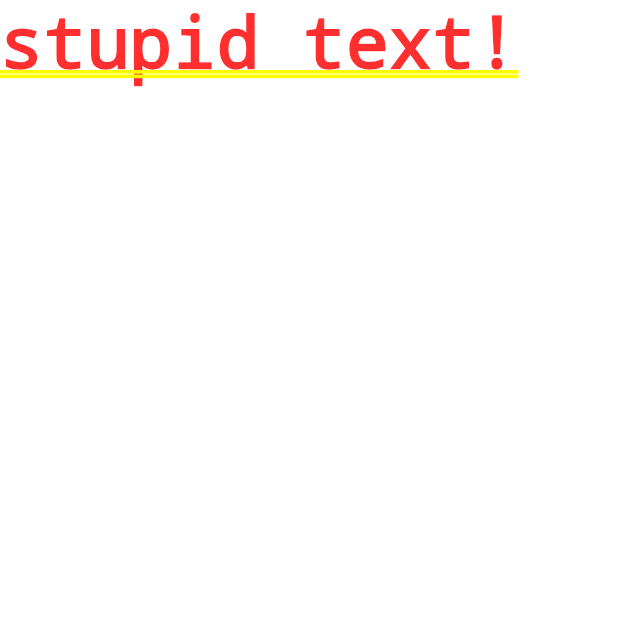
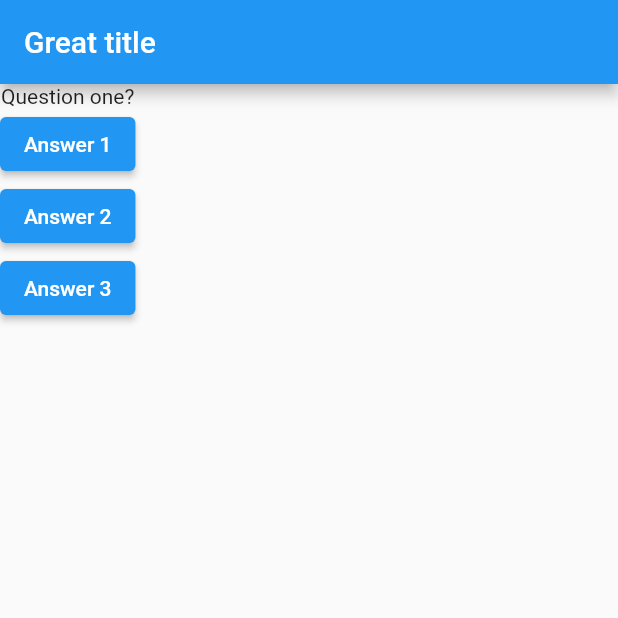
Before and after one commit to Cyber-Kakashi/flutter_complete_guide, a Flutter app: the screen it shows after launch, on a phone screen of 412 x 824 dp, the top half of it. Run offline on Flutter 3.47's test engine with Material 2 defaults, Android fonts, the phone set to English and light mode, and no system bars.

```diff
--- a/lib/main.dart
+++ b/lib/main.dart
@@ -4,10 +4,53 @@ void main() {
   runApp(MyApp());
 }
 
-class MyApp extends StatelessWidget {
+class MyApp extends StatefulWidget {
+  @override
+  State<StatefulWidget> createState() {
+    return MyAppState();
+  }
+}
+
+class MyAppState extends State<MyApp> {
+  var questionIndex = 0;
+
+  void answerQuestions() {
+    setState(() {
+      if (questionIndex < 1) {
+        questionIndex += 1;
+      }
+    });
+  }
+
+  @override
   Widget build(BuildContext context) {
+    var questions = ['Question one?', 'Question 2?'];
     return MaterialApp(
-      home: Text('stupid text!'),
+      home: Scaffold(
+        appBar: AppBar(
+          title: Text('Great title'),
+        ),
+        body: Column(
+          children: [
+            Text(questions[questionIndex]),
+            ElevatedButton(
+              child: Text('Answer 1'),
+              onPressed: answerQuestions,
+            ),
+            ElevatedButton(
+              child: Text('Answer 2'),
+              onPressed: () {
+                print('This is a lambda function');
+                print('this will execute');
+              },
+            ),
+            ElevatedButton(
+              child: Text('Answer 3'),
+              onPressed: answerQuestions,
+            ),
+          ],
+        ),
+      ),
     );
   }
 }
```
